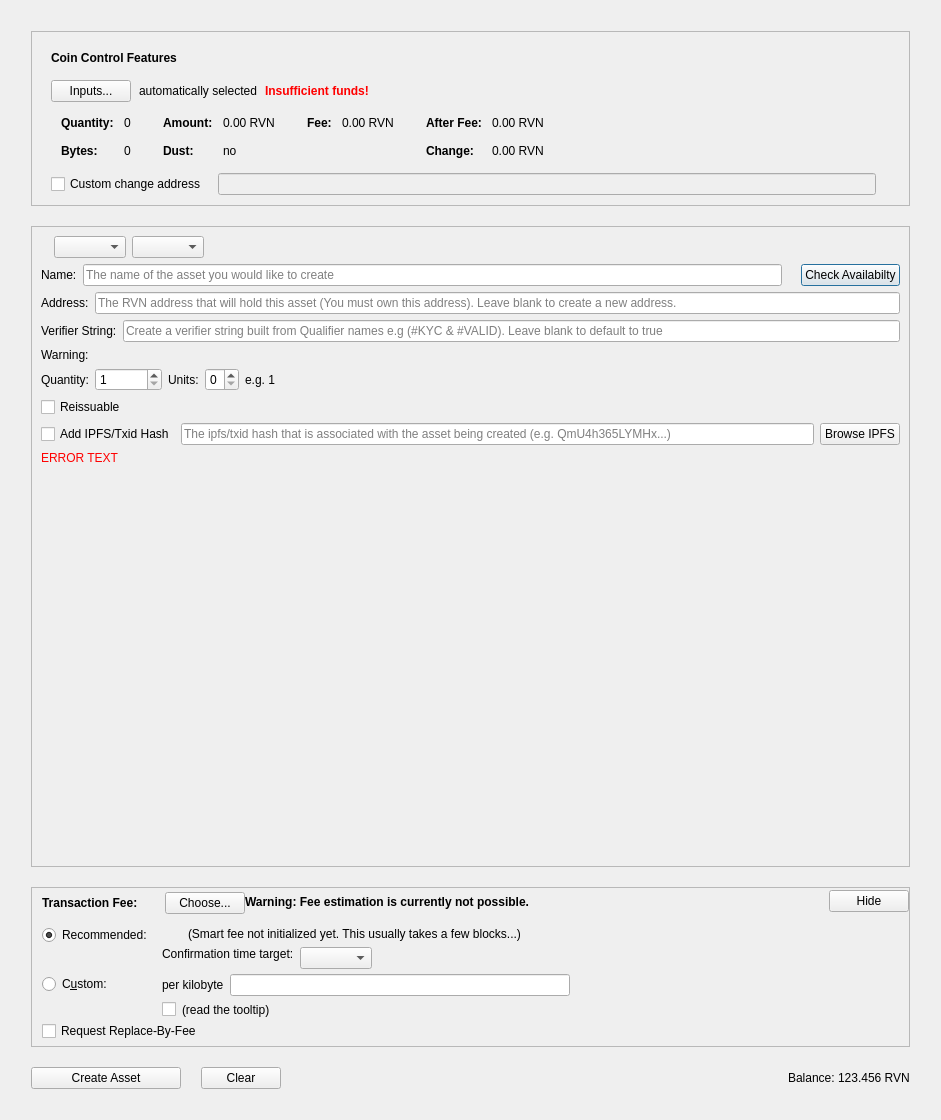
Before: the Qt Designer form src/qt/forms/createassetdialog.ui in soosho/Tenzura, drawn with Qt 5.
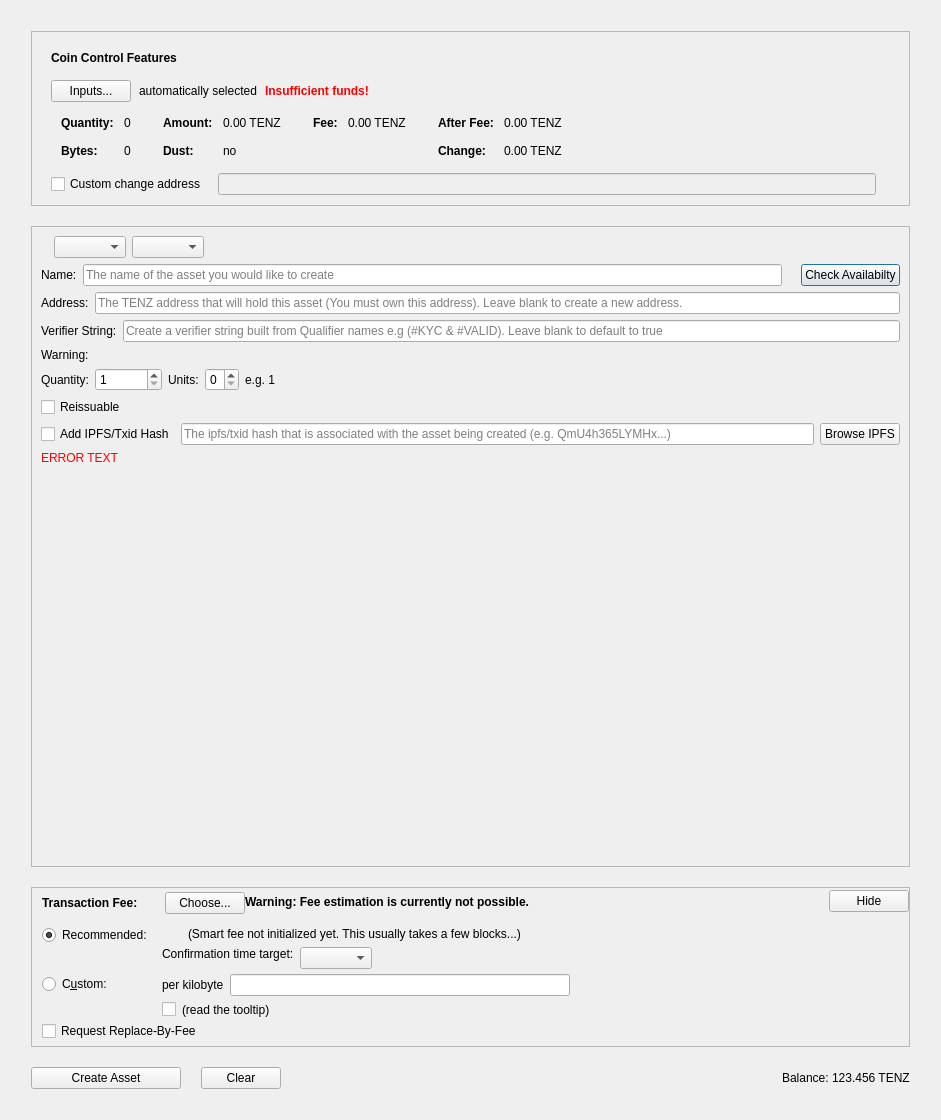
After: the same form once the commit is applied. Custom widgets are drawn as their Qt base class.

Patch:
```diff
--- a/src/qt/forms/createassetdialog.ui
+++ b/src/qt/forms/createassetdialog.ui
@@ -335,7 +335,7 @@
                     <enum>Qt::ActionsContextMenu</enum>
                    </property>
                    <property name="text">
-                    <string notr="true">0.00 RVN</string>
+                    <string notr="true">0.00 TENZ</string>
                    </property>
                    <property name="textInteractionFlags">
                     <set>Qt::LinksAccessibleByMouse|Qt::TextSelectableByKeyboard|Qt::TextSelectableByMouse</set>
@@ -415,7 +415,7 @@
                     <enum>Qt::ActionsContextMenu</enum>
                    </property>
                    <property name="text">
-                    <string notr="true">0.00 RVN</string>
+                    <string notr="true">0.00 TENZ</string>
                    </property>
                    <property name="textInteractionFlags">
                     <set>Qt::LinksAccessibleByMouse|Qt::TextSelectableByKeyboard|Qt::TextSelectableByMouse</set>
@@ -466,7 +466,7 @@
                     <enum>Qt::ActionsContextMenu</enum>
                    </property>
                    <property name="text">
-                    <string notr="true">0.00 RVN</string>
+                    <string notr="true">0.00 TENZ</string>
                    </property>
                    <property name="textInteractionFlags">
                     <set>Qt::LinksAccessibleByMouse|Qt::TextSelectableByKeyboard|Qt::TextSelectableByMouse</set>
@@ -495,7 +495,7 @@
                     <enum>Qt::ActionsContextMenu</enum>
                    </property>
                    <property name="text">
-                    <string notr="true">0.00 RVN</string>
+                    <string notr="true">0.00 TENZ</string>
                    </property>
                    <property name="textInteractionFlags">
                     <set>Qt::LinksAccessibleByMouse|Qt::TextSelectableByKeyboard|Qt::TextSelectableByMouse</set>
@@ -694,7 +694,7 @@
                <string/>
               </property>
               <property name="placeholderText">
-               <string>The RVN address that will hold this asset (You must own this address). Leave blank to create a new address.</string>
+               <string>The TENZ address that will hold this asset (You must own this address). Leave blank to create a new address.</string>
               </property>
              </widget>
             </item>
@@ -1433,7 +1433,7 @@
             <enum>Qt::RightToLeft</enum>
            </property>
            <property name="text">
-            <string>123.456 RVN</string>
+            <string>123.456 TENZ</string>
            </property>
           </widget>
          </item>
```
